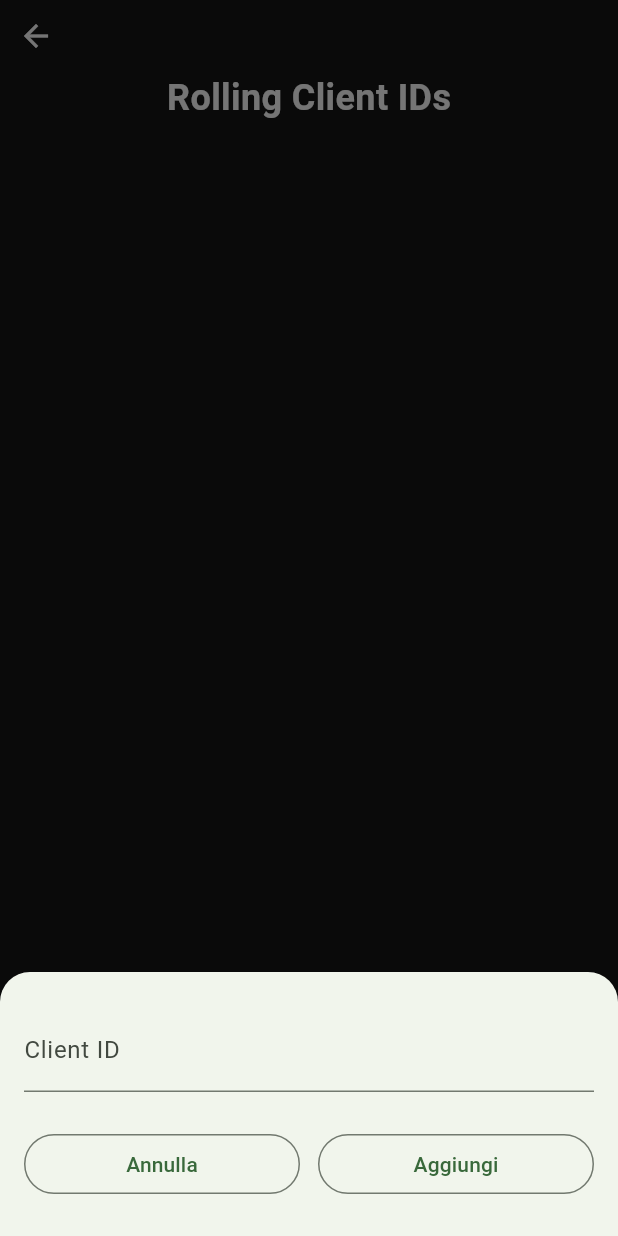
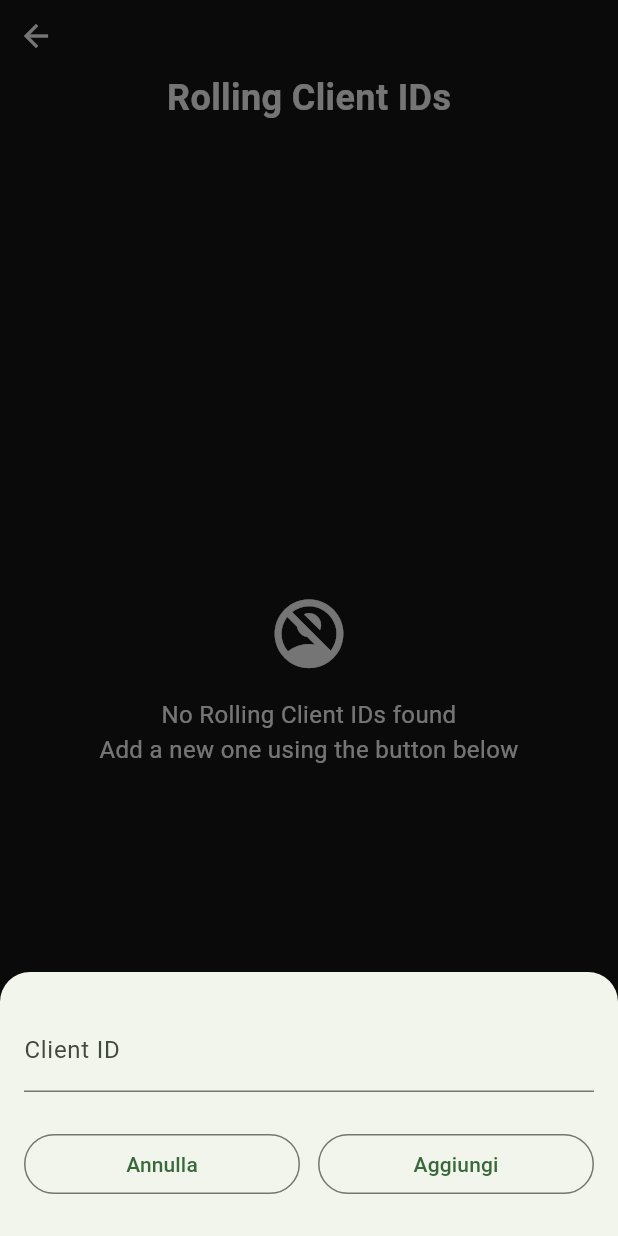
Before and after one commit to VoidElle/black-theory, a Flutter app: the RollingClientIdsPage screen opened by its route, after a tap on the "add" icon, on a phone screen of 412 x 824 dp. Run offline on Flutter 3.47's test engine with Material 3 defaults, Android fonts, the phone set to English and light mode, and no system bars; our stand-ins replace dio, flutter_dotenv, flutter_riverpod, go_router, pretty_dio_logger, qr_flutter and 3 more; accounts and stored records are empty; generated files the repository leaves out were written again.

Commit message:
chore: Added security to rolling client system (Cannot enable if no client IDs are specified and auto-disable when deleting the last one

```diff
--- a/lib/pages/rolling_client_ids_page.dart
+++ b/lib/pages/rolling_client_ids_page.dart
@@ -1,5 +1,7 @@
+import 'package:black_theory/providers/global_providers.dart';
 import 'package:black_theory/utils/global_colors.dart';
 import 'package:flutter/material.dart';
+import 'package:flutter_riverpod/flutter_riverpod.dart';
 import 'package:go_router/go_router.dart';
 
 import '../widgets/pages/rolling_client_ids_fab.dart';
@@ -64,10 +66,78 @@ class _RollingClientIdsPageState extends State<RollingClientIdsPage> {
                 ),
               ),
 
+              _buildClientIdList(),
+
             ],
           ),
         ),
       ),
     );
   }
+
+  Widget _buildClientIdList() {
+    return Consumer(
+      builder: (BuildContext context, WidgetRef ref, Widget? child) {
+
+        final List<String> rollingClientIds = ref.watch(rollingClientIdsListProvider);
+
+        if (rollingClientIds.isEmpty) {
+          return Expanded(
+            child: Center(
+              child: Column(
+                spacing: 15,
+                mainAxisAlignment: MainAxisAlignment.center,
+                children: [
+                  Icon(
+                    Icons.no_accounts,
+                    color: Colors.white,
+                    size: 55,
+                  ),
+                  Text(
+                    'No Rolling Client IDs found\nAdd a new one using the button below',
+                    textAlign: TextAlign.center,
+                    style: TextStyle(
+                      color: Colors.white,
+                      fontSize: 16,
+                    ),
+                  ),
+                ],
+              ),
+            ),
+          );
+        }
+
+        return Expanded(
+          child: ListView.builder(
+            itemCount: rollingClientIds.length,
+            itemBuilder: (BuildContext context, int index) {
+              final String clientId = rollingClientIds[index];
+              return ListTile(
+                title: Text(
+                  clientId,
+                  style: TextStyle(color: Colors.white),
+                ),
+                trailing: IconButton(
+                  icon: Icon(Icons.delete, color: Colors.red),
+                  onPressed: () async {
+                    final bool success = await ref.read(rollingClientIdsListProvider.notifier).removeClientId(context, clientId);
+                    if (!success) {
+                      ScaffoldMessenger.of(context).showSnackBar(
+                        SnackBar(
+                          content: const Text(
+                            'An error occurred while removing the client ID.',
+                          ),
+                        ),
+                      );
+                    }
+                  },
+                ),
+              );
+            },
+          ),
+        );
+      },
+    );
+  }
+
 }
--- a/lib/widgets/global_drawer.dart
+++ b/lib/widgets/global_drawer.dart
@@ -193,16 +193,16 @@ class GlobalDrawer extends StatelessWidget {
         builder: (BuildContext context, WidgetRef ref, Widget? child) {
 
           final bool rollingClientStatus = ref.watch(rollingClientStatusProvider) ?? false;
-          final Function(bool value) onSwitch = ref.read(rollingClientStatusProvider.notifier).changeStatus;
+          final Function(BuildContext context, bool newValue) onSwitch = ref.read(rollingClientStatusProvider.notifier).changeStatus;
 
           return _wrapWithPadding(
             padding: const EdgeInsets.symmetric(
               horizontal: 15,
             ),
             child: GlobalSwitch(
-              text: "Rolling client",
+              text: "Rolling client mode",
               switchValue: rollingClientStatus,
-              onSwitch: onSwitch,
+              onSwitch: (bool newValue) => onSwitch(context, newValue),
             ),
           );
         },
--- a/lib/widgets/pages/rolling_client_ids_fab.dart
+++ b/lib/widgets/pages/rolling_client_ids_fab.dart
@@ -1,15 +1,17 @@
+import 'package:black_theory/providers/global_providers.dart';
 import 'package:black_theory/widgets/actions/add_rolling_client_bottom_sheet.dart';
 import 'package:flutter/material.dart';
+import 'package:flutter_riverpod/flutter_riverpod.dart';
 
 import '../../utils/global_constants.dart';
 import '../../utils/global_functions.dart';
 
-class RollingClientIdsFab extends StatelessWidget {
+class RollingClientIdsFab extends ConsumerWidget {
 
   const RollingClientIdsFab({super.key});
 
   @override
-  Widget build(BuildContext context) {
+  Widget build(BuildContext context, WidgetRef ref) {
     return FloatingActionButton(
       onPressed: () async {
 
@@ -32,7 +34,16 @@ class RollingClientIdsFab extends StatelessWidget {
         }
 
         // Add the client id to the list of rolling client ids
-
+        final bool success = await ref.read(rollingClientIdsListProvider.notifier).addClientId(clientIdToAdd);
+        if (!success) {
+          ScaffoldMessenger.of(context).showSnackBar(
+            SnackBar(
+              content: const Text(
+                'An error occurred while adding the client ID.',
+              ),
+            ),
+          );
+        }
 
       },
       backgroundColor: Colors.white,
```
Also changed, not shown: lib/providers/global_providers.dart (+39 -2 lines).
